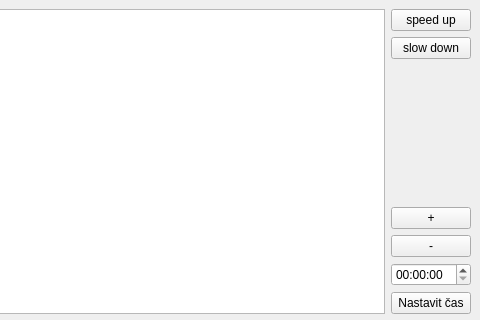
boisbb/ICP, file proj/mainwindow.ui: the form before one commit; both pictures show x 139 to 619 and y 0 to 320 of the 619 by 459 pixel window.
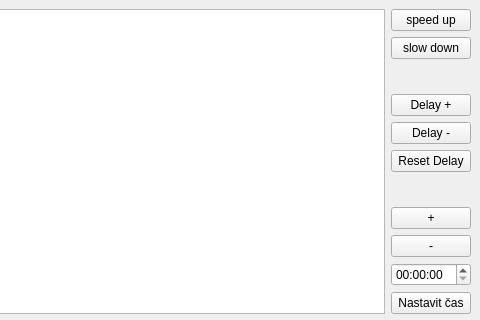
The form after the commit.

Commit message: added functioning delay

```diff
--- a/proj/mainwindow.ui
+++ b/proj/mainwindow.ui
@@ -43,6 +43,27 @@
         </property>
        </widget>
       </item>
+      <item>
+       <widget class="QPushButton" name="delay_plus">
+        <property name="text">
+         <string>Delay +</string>
+        </property>
+       </widget>
+      </item>
+      <item>
+       <widget class="QPushButton" name="delay_minus">
+        <property name="text">
+         <string>Delay -</string>
+        </property>
+       </widget>
+      </item>
+      <item>
+       <widget class="QPushButton" name="delay_reset">
+        <property name="text">
+         <string>Reset Delay</string>
+        </property>
+       </widget>
+      </item>
       <item alignment="Qt::AlignBottom">
        <widget class="QPushButton" name="button_plus">
         <property name="sizePolicy">
```
The commit also changes 27 other files.
